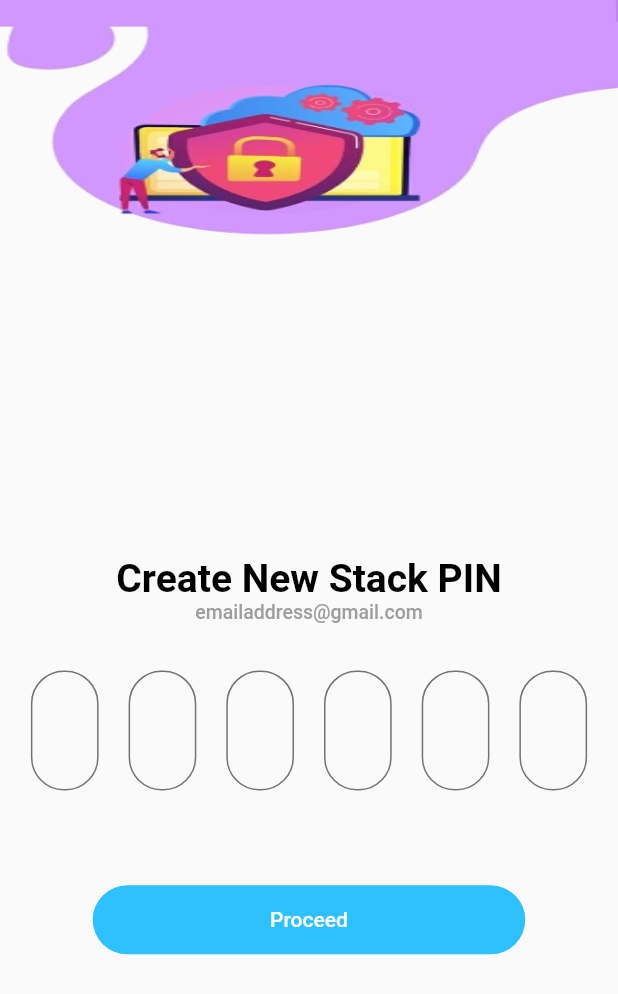
After one commit to Gowtham-mg/stack-finance-clone, a Flutter app: the SetStackPin screen opened directly, on a phone screen of 412 x 824 dp. The commit adds this screen. Shown: the top 994 px of the screen. Run offline on Flutter 3.47's test engine with Material 2 defaults, Android fonts, the light colour scheme and no system bars; drawn by our look-alikes of pin_input_text_field; our stand-ins replace flutter_svg, fluttertoast, smooth_page_indicator.

Commit message:
added set stack pin screen

```diff
--- a/lib/screens/onboarding/loading.dart
+++ b/lib/screens/onboarding/loading.dart
@@ -32,7 +32,7 @@ class _LoadingScreenState extends State<LoadingScreen> {
             children: [
               Spacer(),
               Image.asset(
-                "assets/images/logo.jpg",
+                "assets/images/logo.png",
                 fit: BoxFit.fill,
                 height: 125,
                 width: 125,
--- /dev/null
+++ b/lib/screens/onboarding/set_stack_pin.dart
@@ -0,0 +1,83 @@
+import 'package:flutter/material.dart';
+import 'package:flutter/services.dart';
+import 'package:stack_finance/routes.dart';
+import 'package:stack_finance/widgets/login_button.dart';
+import 'package:pin_input_text_field/pin_input_text_field.dart';
+import 'package:fluttertoast/fluttertoast.dart';
+
+class SetStackPin extends StatelessWidget {
+  final TextEditingController _pinController = TextEditingController();
+  @override
+  Widget build(BuildContext context) {
+    double _width = MediaQuery.of(context).size.width;
+    double _height = MediaQuery.of(context).size.height;
+    return Scaffold(
+      body: Column(
+        children: [
+          Image.asset(
+            "assets/images/stack-pin-bg.jpg",
+            fit: BoxFit.fill,
+            height: _height * 0.45,
+            width: _width,
+          ),
+          Text(
+            "Create New Stack PIN",
+            style: TextStyle(
+              color: Colors.black,
+              fontSize: 26,
+              fontWeight: FontWeight.w600,
+            ),
+          ),
+          Text(
+            "emailaddress@gmail.com",
+            style: TextStyle(
+              color: Colors.grey,
+              fontSize: 13,
+              fontWeight: FontWeight.w500,
+            ),
+          ),
+          Spacer(flex: 1),
+          SizedBox(
+            height: 80,
+            width: _width * 0.9,
+            child: PinInputTextField(
+              inputFormatters: [FilteringTextInputFormatter.digitsOnly],
+              controller: _pinController,
+              pinLength: 6,
+              keyboardType: TextInputType.number,
+              onChanged: (String val) async {
+                String _otp = val.trim();
+                if (_otp.length == 6 && _otp == '123456') {
+                  Fluttertoast.showToast(
+                    msg: "Stack pin has been set successfully",
+                    toastLength: Toast.LENGTH_LONG,
+                  );
+                  Navigator.pushNamed(context, Routes.home);
+                } else if (_otp.length == 6) {
+                  // setState(() {
+                  //   isOtpInvalid = true;
+                  // });
+                }
+              },
+              enabled: true,
+              autoFocus: true,
+              decoration: BoxLooseDecoration(
+                gapSpace: 20,
+                radius: Radius.circular(22),
+                textStyle: TextStyle(
+                  color: Colors.black,
+                  fontSize: 18,
+                  fontWeight: FontWeight.w500,
+                ),
+                strokeColorBuilder: FixedColorBuilder(Colors.black54),
+              ),
+            ),
+          ),
+          Spacer(flex: 2),
+          LoginButton(width: _width * 0.7, text: "Proceed", onPressed: () {}),
+          Spacer(flex: 6),
+        ],
+      ),
+    );
+  }
+}
--- /dev/null
+++ b/lib/screens/wealth.dart
@@ -0,0 +1,10 @@
+import 'package:flutter/material.dart';
+
+class Wealth extends StatelessWidget {
+  @override
+  Widget build(BuildContext context) {
+    return SafeArea(
+      child: Scaffold(),
+    );
+  }
+}
--- a/pubspec.yaml
+++ b/pubspec.yaml
@@ -27,6 +27,8 @@ dependencies:
   flutter_bloc: ^6.1.3
   flutter_svg: ^0.22.0
   smooth_page_indicator: ^0.2.3
+  pin_input_text_field: ^3.3.1
+  fluttertoast: ^8.0.6
   # The following adds the Cupertino Icons font to your application.
   # Use with the CupertinoIcons class for iOS style icons.
   cupertino_icons: ^1.0.2
```
Also changed, not shown: assets/images/logo.jpg (deleted), assets/images/logo.png (added), assets/images/stack-pin-bg.jpg (added), assets/images/wealth/image1.jpg (added), assets/images/wealth/image2.jpg (added), assets/images/wealth/image3.jpg (added), assets/images/wealth/image4.jpg (added), pubspec.lock, 3 other files.
